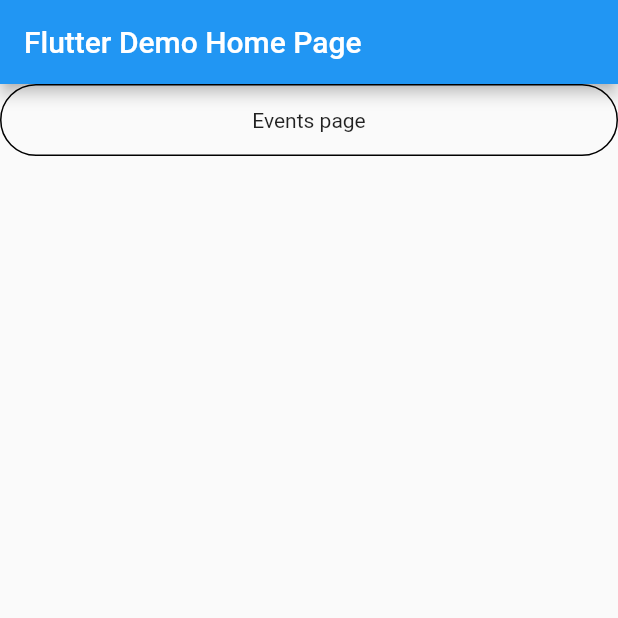
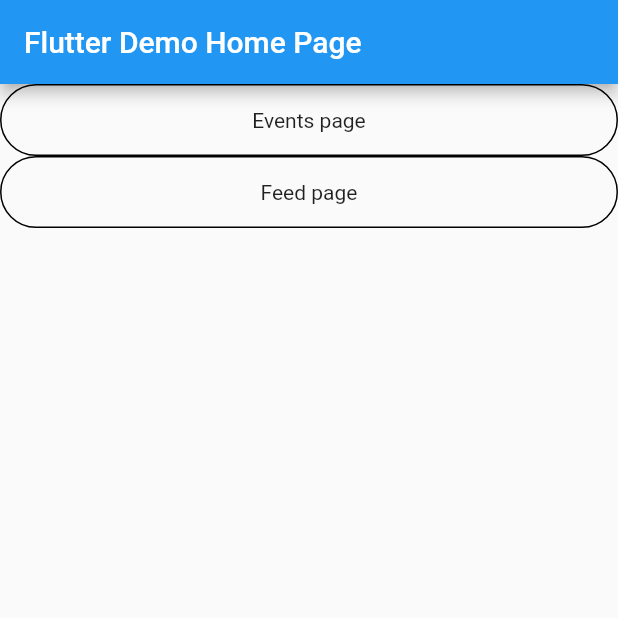
Before and after one commit to Plasius/all_in_fest, a Flutter app: the screen it shows after launch, on a phone screen of 412 x 824 dp, the top half of it. Run offline on Flutter 3.47's test engine with Material 2 defaults, Android fonts, the phone set to English and light mode, and no system bars; our stand-ins replace cloud_firestore, firebase_core; accounts and stored records are empty.

```diff
--- a/lib/main.dart
+++ b/lib/main.dart
@@ -1,5 +1,5 @@
 import 'package:all_in_fest/pages/events_page.dart';
-import 'package:cloud_firestore/cloud_firestore.dart';
+import 'package:all_in_fest/pages/feed_page.dart';
 import 'package:firebase_core/firebase_core.dart';
 import 'firebase_options.dart';
 import 'package:flutter/material.dart';
@@ -80,18 +80,29 @@ class _MyHomePageState extends State<MyHomePage> {
           child: Column(
             children: [
               GestureDetector(
-                onTap: () => Navigator.push(context,
-                    MaterialPageRoute(builder: (context) => EventsPage())),
+                onTap: () => Navigator.push(
+                    context,
+                    MaterialPageRoute(
+                        builder: (context) => const EventsPage())),
                 child: Container(
-                  padding: EdgeInsets.all(15),
-                  child: Center(child: Text("Events page")),
+                  padding: const EdgeInsets.all(15),
+                  child: const Center(child: Text("Events page")),
                   width: MediaQuery.of(context).size.width,
                   decoration: BoxDecoration(
-                    borderRadius: BorderRadius.circular(25),
-                    border: Border.all(
-                      color: Colors.black
-                    )
-                  ),
+                      borderRadius: BorderRadius.circular(25),
+                      border: Border.all(color: Colors.black)),
+                ),
+              ),
+              GestureDetector(
+                onTap: () => Navigator.push(context,
+                    MaterialPageRoute(builder: (context) => const FeedPage())),
+                child: Container(
+                  padding: const EdgeInsets.all(15),
+                  child: const Center(child: Text("Feed page")),
+                  width: MediaQuery.of(context).size.width,
+                  decoration: BoxDecoration(
+                      borderRadius: BorderRadius.circular(25),
+                      border: Border.all(color: Colors.black)),
                 ),
               )
             ],
```
Also changed, not shown: lib/pages/feed_page.dart (+22 -0 lines), 1 other file.
